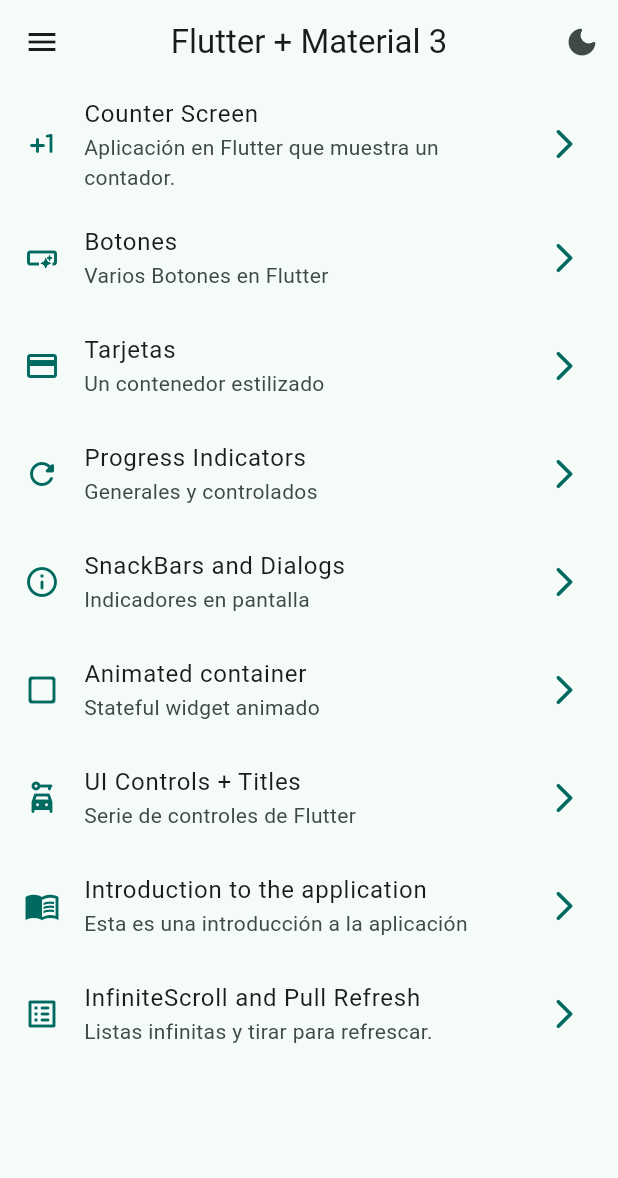
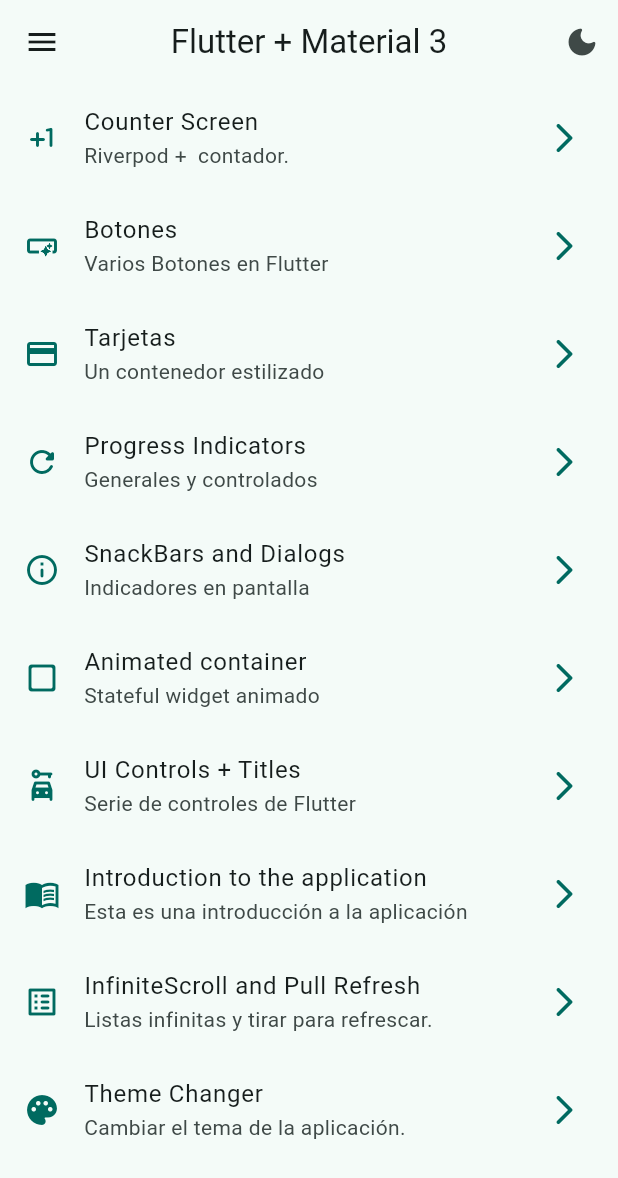
Before and after one commit to SebastianCaracuel/Flutter-Mobile-Beginner-to-Expert, a Flutter app: the screen it shows after launch, on a phone screen of 412 x 824 dp. Shown: the top 1178 px of the screen. Run offline on Flutter 3.47's test engine with Material 3 defaults, Android fonts, the phone set to English and light mode, and no system bars; our stand-ins replace animate_do, dio, flutter_riverpod, go_router, video_player.

Commit message:
Create new component in menu
Creamos un nuevo componente en el menú para hacer la navegación respectiva a nuestra nueva pantalla "Theme-Changer".

```diff
--- a/06_Widgets_app/w_app/lib/config/menu/menu_items.dart
+++ b/06_Widgets_app/w_app/lib/config/menu/menu_items.dart
@@ -23,7 +23,7 @@
   //todo: Noveno Widgets a utilizar - Counter Screen + Riverpod //?Pasamos este arriba
   MenuItem(
       title: 'Counter Screen',
-      subTitle: 'Aplicación en Flutter que muestra un contador.',
+      subTitle: 'Riverpod +  contador.',
       link: '/counter',
       icon: Icons.plus_one_rounded),
 
@@ -82,4 +82,11 @@
       subTitle: 'Listas infinitas y tirar para refrescar.',
       link: '/infinite',
       icon: Icons.list_alt_rounded),
+
+//  Decimo Widgets a utilizar - Theme Changer
+  MenuItem(
+      title: 'Theme Changer',
+      subTitle: 'Cambiar el tema de la aplicación.',
+      link: '/theme-changer',
+      icon: Icons.palette_rounded),
 ];
```
